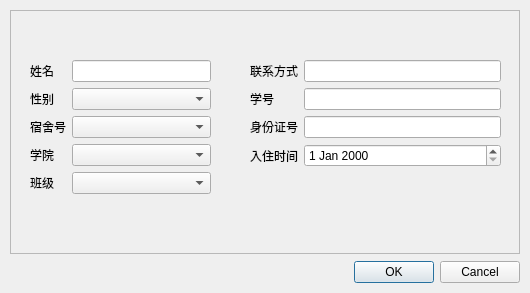
First picture: the form in StudentDormManage/student_information_edit_dialog.ui, repository ThocatsYoung/StuDormMana, before the edit.
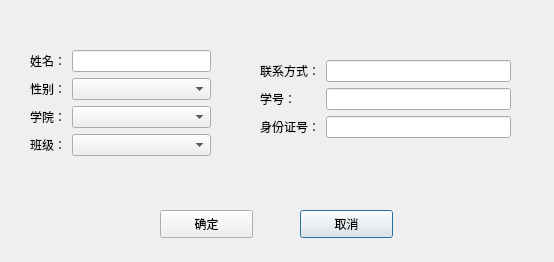
Second picture: the form after the edit.

```diff
--- a/StudentDormManage/student_information_edit_dialog.ui
+++ b/StudentDormManage/student_information_edit_dialog.ui
@@ -6,118 +6,20 @@
    <rect>
     <x>0</x>
     <y>0</y>
-    <width>530</width>
-    <height>293</height>
+    <width>554</width>
+    <height>262</height>
    </rect>
   </property>
   <property name="windowTitle">
    <string>Dialog</string>
   </property>
-  <layout class="QGridLayout" name="gridLayout">
-   <property name="leftMargin">
-    <number>10</number>
-   </property>
-   <property name="topMargin">
-    <number>10</number>
-   </property>
-   <property name="rightMargin">
-    <number>10</number>
-   </property>
-   <property name="bottomMargin">
-    <number>10</number>
-   </property>
-   <property name="verticalSpacing">
-    <number>7</number>
-   </property>
-   <item row="0" column="0">
-    <widget class="QFrame" name="frame">
-     <property name="frameShape">
-      <enum>QFrame::StyledPanel</enum>
-     </property>
-     <property name="frameShadow">
-      <enum>QFrame::Raised</enum>
-     </property>
-     <widget class="QWidget" name="verticalLayoutWidget">
-      <property name="geometry">
-       <rect>
-        <x>10</x>
-        <y>40</y>
-        <width>201</width>
-        <height>181</height>
-       </rect>
-      </property>
-      <layout class="QFormLayout" name="formLayout">
-       <property name="leftMargin">
-        <number>10</number>
-       </property>
-       <property name="topMargin">
-        <number>10</number>
-       </property>
-       <property name="rightMargin">
-        <number>10</number>
-       </property>
-       <property name="bottomMargin">
-        <number>10</number>
-       </property>
-       <item row="0" column="0">
-        <widget class="QLabel" name="label_name">
-         <property name="text">
-          <string>姓名</string>
-         </property>
-        </widget>
-       </item>
-       <item row="4" column="0">
-        <widget class="QLabel" name="label_grade">
-         <property name="text">
-          <string>学院</string>
-         </property>
-        </widget>
-       </item>
-       <item row="5" column="0">
-        <widget class="QLabel" name="label_banji">
-         <property name="text">
-          <string>班级</string>
-         </property>
-        </widget>
-       </item>
-       <item row="3" column="0">
-        <widget class="QLabel" name="label_dorm">
-         <property name="text">
-          <string>宿舍号</string>
-         </property>
-        </widget>
-       </item>
-       <item row="1" column="0">
-        <widget class="QLabel" name="label_sex">
-         <property name="text">
-          <string>性别</string>
-         </property>
-        </widget>
-       </item>
-       <item row="0" column="1">
-        <widget class="QLineEdit" name="lineEdit"/>
-       </item>
-       <item row="1" column="1">
-        <widget class="QComboBox" name="comboBox"/>
-       </item>
-       <item row="4" column="1">
-        <widget class="QComboBox" name="comboBox_2"/>
-       </item>
-       <item row="5" column="1">
-        <widget class="QComboBox" name="comboBox_3"/>
-       </item>
-       <item row="3" column="1">
-        <widget class="QComboBox" name="comboBox_4"/>
-       </item>
-      </layout>
-     </widget>
      <widget class="QWidget" name="formLayoutWidget">
       <property name="geometry">
        <rect>
-        <x>230</x>
-        <y>40</y>
+     <x>250</x>
+     <y>50</y>
         <width>271</width>
-        <height>151</height>
+     <height>101</height>
        </rect>
       </property>
       <layout class="QFormLayout" name="formLayout_2">
@@ -136,59 +38,143 @@
        <item row="0" column="0">
         <widget class="QLabel" name="label_contact">
          <property name="text">
-          <string>联系方式</string>
+       <string>联系方式：</string>
          </property>
         </widget>
        </item>
-       <item row="3" column="0">
-        <widget class="QLabel" name="label_comeindate">
-         <property name="text">
-          <string>入住时间</string>
-         </property>
-        </widget>
+    <item row="0" column="1">
+     <widget class="QLineEdit" name="lineEdit_contact"/>
        </item>
        <item row="1" column="0">
         <widget class="QLabel" name="label_studentid">
          <property name="text">
-          <string>学号</string>
+       <string>学号：</string>
          </property>
         </widget>
        </item>
+    <item row="1" column="1">
+     <widget class="QLineEdit" name="lineEdit_student_id"/>
+    </item>
        <item row="2" column="0">
         <widget class="QLabel" name="label_id">
          <property name="text">
-          <string>身份证号</string>
+       <string>身份证号：</string>
          </property>
         </widget>
        </item>
-       <item row="0" column="1">
-        <widget class="QLineEdit" name="lineEdit_3"/>
-       </item>
-       <item row="1" column="1">
-        <widget class="QLineEdit" name="lineEdit_4"/>
-       </item>
        <item row="2" column="1">
-        <widget class="QLineEdit" name="lineEdit_5"/>
-       </item>
-       <item row="3" column="1">
-        <widget class="QDateEdit" name="dateEdit"/>
+     <widget class="QLineEdit" name="lineEdit_id_number"/>
        </item>
       </layout>
      </widget>
-    </widget>
-   </item>
+  <widget class="QWidget" name="verticalLayoutWidget">
+   <property name="geometry">
+    <rect>
+     <x>20</x>
+     <y>40</y>
+     <width>201</width>
+     <height>132</height>
+    </rect>
+   </property>
+   <layout class="QFormLayout" name="formLayout">
+    <property name="sizeConstraint">
+     <enum>QLayout::SetDefaultConstraint</enum>
+    </property>
+    <property name="rowWrapPolicy">
+     <enum>QFormLayout::DontWrapRows</enum>
+    </property>
+    <property name="leftMargin">
+     <number>10</number>
+    </property>
+    <property name="topMargin">
+     <number>10</number>
+    </property>
+    <property name="rightMargin">
+     <number>10</number>
+    </property>
+    <property name="bottomMargin">
+     <number>10</number>
+    </property>
+    <item row="0" column="0">
+     <widget class="QLabel" name="label_name">
+      <property name="text">
+       <string>姓名：</string>
+      </property>
+     </widget>
+    </item>
+    <item row="0" column="1">
+     <widget class="QLineEdit" name="lineEdit_Name"/>
+    </item>
    <item row="1" column="0">
-    <widget class="QDialogButtonBox" name="buttonBox">
-     <property name="orientation">
-      <enum>Qt::Horizontal</enum>
-     </property>
-     <property name="standardButtons">
-      <set>QDialogButtonBox::Cancel|QDialogButtonBox::Ok</set>
+     <widget class="QLabel" name="label_sex">
+      <property name="text">
+       <string>性别：</string>
+      </property>
+     </widget>
+    </item>
+    <item row="1" column="1">
+     <widget class="QComboBox" name="comboBox_Sex"/>
+    </item>
+    <item row="3" column="0">
+     <widget class="QLabel" name="label_grade">
+      <property name="text">
+       <string>学院：</string>
      </property>
     </widget>
    </item>
-  </layout>
- </widget>
+    <item row="3" column="1">
+     <widget class="QComboBox" name="comboBox_XueYuan"/>
+    </item>
+    <item row="4" column="0">
+     <widget class="QLabel" name="label_banji">
+      <property name="text">
+       <string>班级：</string>
+      </property>
+     </widget>
+    </item>
+    <item row="4" column="1">
+     <widget class="QComboBox" name="comboBox_BanJi"/>
+    </item>
+   </layout>
+  </widget>
+  <widget class="QPushButton" name="pushButton_cancel">
+   <property name="geometry">
+    <rect>
+     <x>300</x>
+     <y>210</y>
+     <width>93</width>
+     <height>28</height>
+    </rect>
+   </property>
+   <property name="text">
+    <string>取消</string>
+   </property>
+  </widget>
+  <widget class="QPushButton" name="pushButton_ok">
+   <property name="geometry">
+    <rect>
+     <x>160</x>
+     <y>210</y>
+     <width>93</width>
+     <height>28</height>
+    </rect>
+   </property>
+   <property name="text">
+    <string>确定</string>
+   </property>
+  </widget>
+ </widget>
+ <tabstops>
+  <tabstop>pushButton_cancel</tabstop>
+  <tabstop>lineEdit_Name</tabstop>
+  <tabstop>comboBox_Sex</tabstop>
+  <tabstop>comboBox_XueYuan</tabstop>
+  <tabstop>comboBox_BanJi</tabstop>
+  <tabstop>lineEdit_contact</tabstop>
+  <tabstop>lineEdit_student_id</tabstop>
+  <tabstop>lineEdit_id_number</tabstop>
+  <tabstop>pushButton_ok</tabstop>
+ </tabstops>
  <resources/>
  <connections>
   <connection>
```
Left out of the diff: 35 changed lines with no effect on the pictures. Lines whose indentation alone changed are shown as unchanged.
